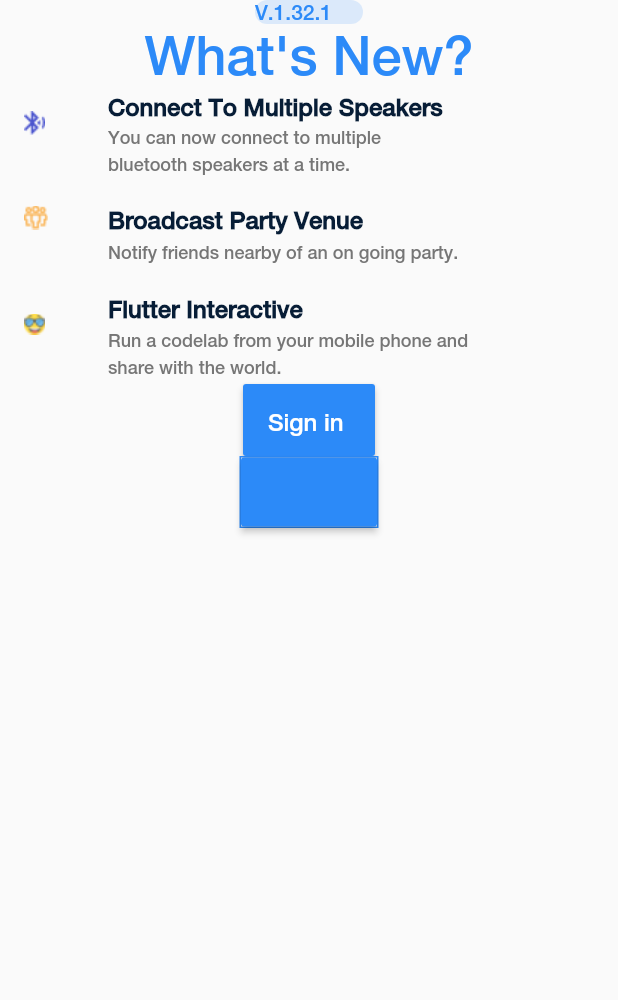
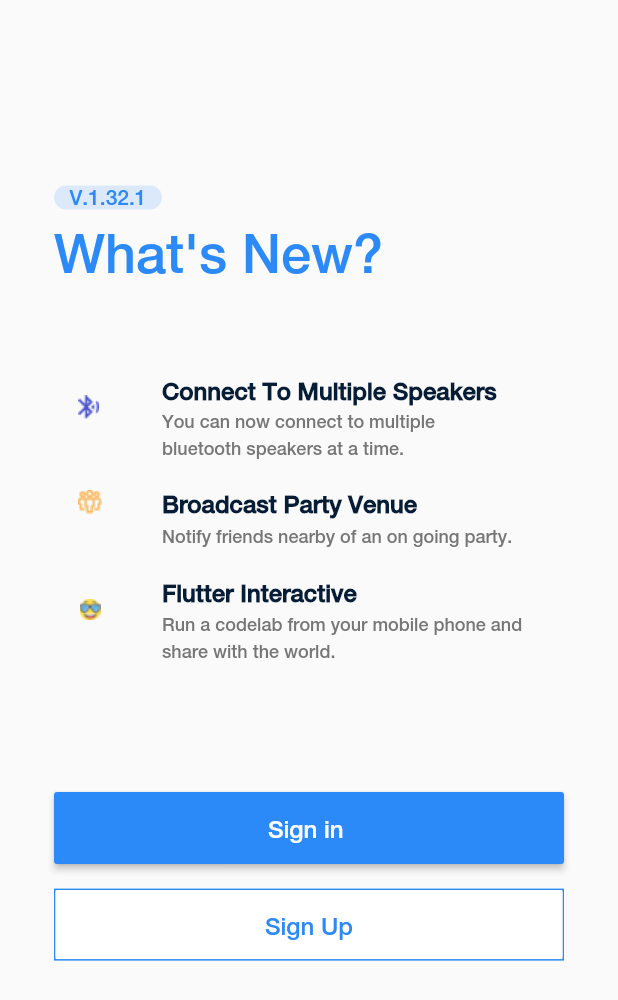
Before and after one commit to nnamdei/flutterinteractminna, a Flutter app: the screen it shows after launch, on a phone screen of 412 x 824 dp. Shown: the top 1000 px of the screen. Run offline on Flutter 3.47's test engine with Material 2 defaults, Android fonts, the phone set to English and light mode, and no system bars.

Commit message:
edits to readme and screen completed

```diff
--- a/lib/main.dart
+++ b/lib/main.dart
@@ -7,7 +7,7 @@ void main() {
       title: "Flutter Interact Minna 2019",
       theme: ThemeData(
           fontFamily: 'Helvetica Neu',
-          primaryColor: Color.fromRGBO(137, 72, 252, 1)),
+          primaryColor:  Color.fromRGBO(44, 138, 248, 1),),
       debugShowCheckedModeBanner: false,
       onGenerateRoute: (settings) {
         return MaterialPageRoute(
--- a/lib/routes.dart
+++ b/lib/routes.dart
@@ -28,4 +28,5 @@ Widget _buildRoute({
     case '/loginPage':
       return LoginPage();
       break;
-  }}
+  }
+}
--- a/lib/screens/onboarding.dart
+++ b/lib/screens/onboarding.dart
@@ -6,12 +6,19 @@ class Onboarding extends StatelessWidget {
   @override
   Widget build(BuildContext context) {
     return Scaffold(
-      body: Column(
+      body: Container(
+        margin: EdgeInsets.symmetric(horizontal: 36),
+        child: Column(
+          crossAxisAlignment: CrossAxisAlignment.start,
           children: <Widget>[
+            SizedBox(
+              height: MediaQuery.of(context).size.height * 0.15,
+            ),
             Container(
               width: 72,
               child: Text(
                 'V.1.32.1',
+                textAlign: TextAlign.center,
                 style: TextStyle(
                     color: Color.fromRGBO(44, 138, 248, 1),
                     fontWeight: FontWeight.w500,
@@ -21,14 +28,20 @@ class Onboarding extends StatelessWidget {
                   borderRadius: BorderRadius.circular(30),
                   color: Color.fromRGBO(44, 138, 248, 0.15)),
             ),
+            SizedBox(
+              height: MediaQuery.of(context).size.height * 0.01,
+            ),
             Text('What\'s New?',
                 style: TextStyle(
                     color: Color.fromRGBO(44, 138, 248, 1),
                     fontWeight: FontWeight.w500,
                     fontSize: 36)),
+            SizedBox(
+              height: MediaQuery.of(context).size.height * 0.07,
+            ),
             ListTile(
-            leading: FittedBox(
-              fit: BoxFit.contain,
+              leading: SizedBox(
+                height: 16,
                 child: Image.asset('images/bluetooth.png'),
               ),
               title: Text('Connect To Multiple Speakers',
@@ -45,8 +58,8 @@ class Onboarding extends StatelessWidget {
                       fontSize: 12)),
             ),
             ListTile(
-            leading: FittedBox(
-              fit: BoxFit.contain,
+              leading: SizedBox(
+                height: 16,
                 child: Image.asset('images/people.png'),
               ),
               title: Text('Broadcast Party Venue',
@@ -54,16 +67,15 @@ class Onboarding extends StatelessWidget {
                       color: Color.fromRGBO(7, 29, 54, 1),
                       fontWeight: FontWeight.bold,
                       fontSize: 16)),
-            subtitle: Text(
-                'Notify friends nearby of an on going party.',
+              subtitle: Text('Notify friends nearby of an on going party.',
                   style: TextStyle(
                       color: Color.fromRGBO(118, 118, 118, 1),
                       fontWeight: FontWeight.normal,
                       fontSize: 12)),
             ),
             ListTile(
-            leading: FittedBox(
-              fit: BoxFit.contain,
+              leading: SizedBox(
+                height: 16,
                 child: Image.asset('images/smiley.png'),
               ),
               title: Text('Flutter Interactive',
@@ -79,31 +91,41 @@ class Onboarding extends StatelessWidget {
                       height: 1.5,
                       fontSize: 12)),
             ),
-
+            SizedBox(
+              height: MediaQuery.of(context).size.height * 0.1,
+            ),
             Container(
               height: 48,
+              width: MediaQuery.of(context).size.width,
               child: RaisedButton(
                 color: Color.fromRGBO(44, 138, 248, 1),
-              onPressed: (){},
-            child: Text('Sign in ',  style: TextStyle(
+                onPressed: () {
+                  Navigator.of(context).pushNamed('/loginPage');
+                },
+                child: Text('Sign in ',
+                    style: TextStyle(
                         color: Colors.white,
                         fontWeight: FontWeight.w500,
                         height: 1.5,
                         fontSize: 16)),
               ),
             ),
-
+            SizedBox(
+              height: MediaQuery.of(context).size.height * 0.02,
+            ),
             Container(
               height: 48,
+              width: MediaQuery.of(context).size.width,
               decoration: BoxDecoration(
-              border: Border.all(color: Color.fromRGBO(44, 138, 248, 1),width: 1)
-            ),
+                  border: Border.all(
+                      color: Color.fromRGBO(44, 138, 248, 1), width: 1)),
               child: RaisedButton(
-              color: Color.fromRGBO(44, 138, 248, 1),
-              onPressed: (){
+                color: Colors.white,
+                elevation: 0.0,
+                onPressed: () {},
 
-              },
-              child: Text('Sign Up',  style: TextStyle(
+                child: Text('Sign Up',
+                    style: TextStyle(
                         color: Color.fromRGBO(44, 138, 248, 1),
                         fontWeight: FontWeight.w500,
                         height: 1.5,
@@ -112,6 +134,7 @@ class Onboarding extends StatelessWidget {
             )
           ],
         ),
+      ),
     );
   }
 }
```
Also changed, not shown: lib/screens/login.dart (+52 -4 lines), pubspec.lock, 1 other file. Lines whose indentation alone changed are shown as unchanged.
